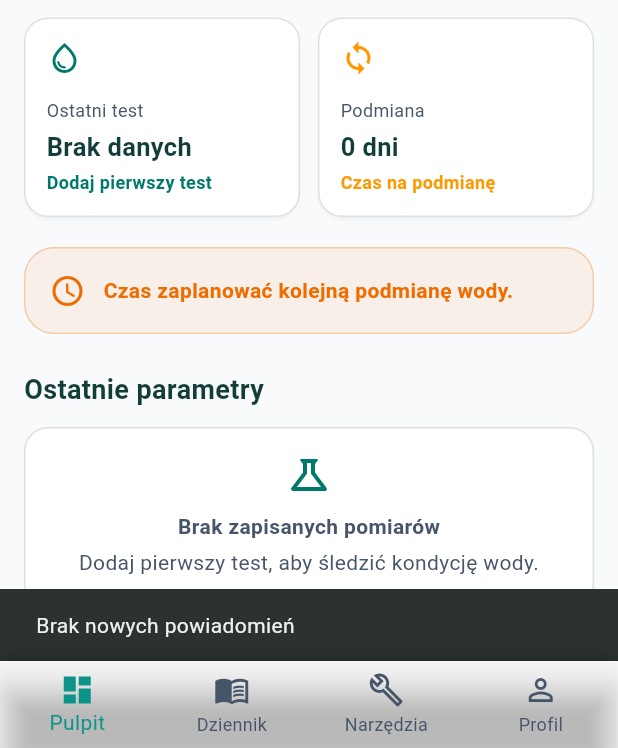
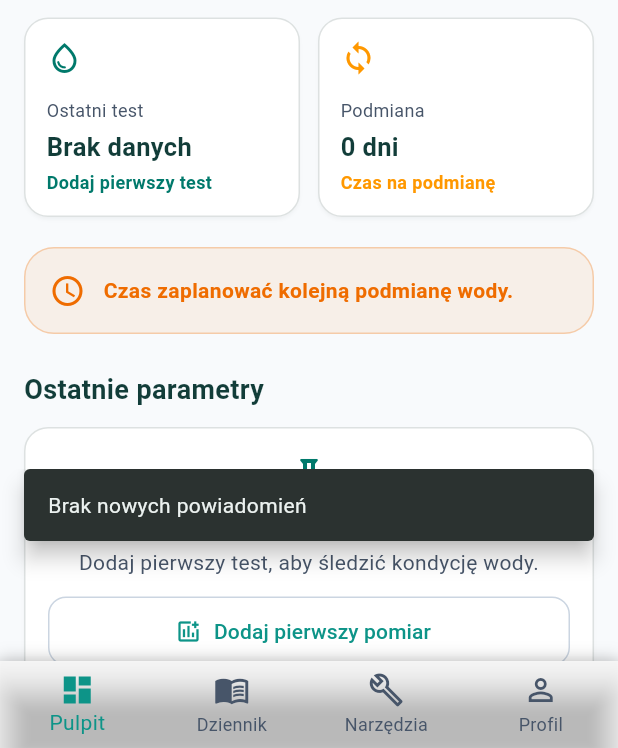
Before and after one commit to slawomirgrelich/akwarium, a Flutter app: the screen it shows once a user with an empty profile is signed in, after a tap on the "notifications none" icon, on a phone screen of 412 x 824 dp, the part 488-1236 px from its top. Run offline on Flutter 3.47's test engine with Material 3 defaults, Android fonts, the phone set to English and light mode, and no system bars; our stand-ins replace cloud_firestore, firebase_auth, firebase_core, firebase_storage, fl_chart, flutter_local_notifications and 7 more; accounts and stored records are empty.

Commit message:
Poprawa UI/UX w Kalkulatorach, Układzie i Zastępowaniu Treści (Sliver AppBar & Overlaps)

```diff
--- a/lib/aquarium_calculators_screen.dart
+++ b/lib/aquarium_calculators_screen.dart
@@ -508,7 +508,7 @@ class _CalculatorScroll extends StatelessWidget {
       child: ConstrainedBox(
         constraints: const BoxConstraints(maxWidth: 850),
         child: SingleChildScrollView(
-          padding: const EdgeInsets.fromLTRB(16, 20, 16, 32),
+          padding: const EdgeInsets.fromLTRB(16, 36, 16, 32),
           child: Column(
             crossAxisAlignment: CrossAxisAlignment.stretch,
             children: [
--- a/lib/theme/app_theme.dart
+++ b/lib/theme/app_theme.dart
@@ -32,6 +32,10 @@ class AppTheme {
       colorScheme: colorScheme,
       scaffoldBackgroundColor: _lightScaffold,
       canvasColor: _lightSurface,
+      snackBarTheme: const SnackBarThemeData(
+        behavior: SnackBarBehavior.floating,
+        insetPadding: EdgeInsets.only(bottom: 80, left: 16, right: 16),
+      ),
       appBarTheme: const AppBarTheme(
         backgroundColor: Color(0xFFF9FBFB),
         foregroundColor: _lightOnSurface,
@@ -98,6 +102,10 @@ class AppTheme {
       colorScheme: colorScheme,
       scaffoldBackgroundColor: _darkScaffold,
       canvasColor: _darkScaffold,
+      snackBarTheme: const SnackBarThemeData(
+        behavior: SnackBarBehavior.floating,
+        insetPadding: EdgeInsets.only(bottom: 80, left: 16, right: 16),
+      ),
       appBarTheme: const AppBarTheme(
         backgroundColor: _darkScaffold,
         foregroundColor: _darkOnSurface,
```
Also changed, not shown: lib/main.dart (+35 -4 lines).
